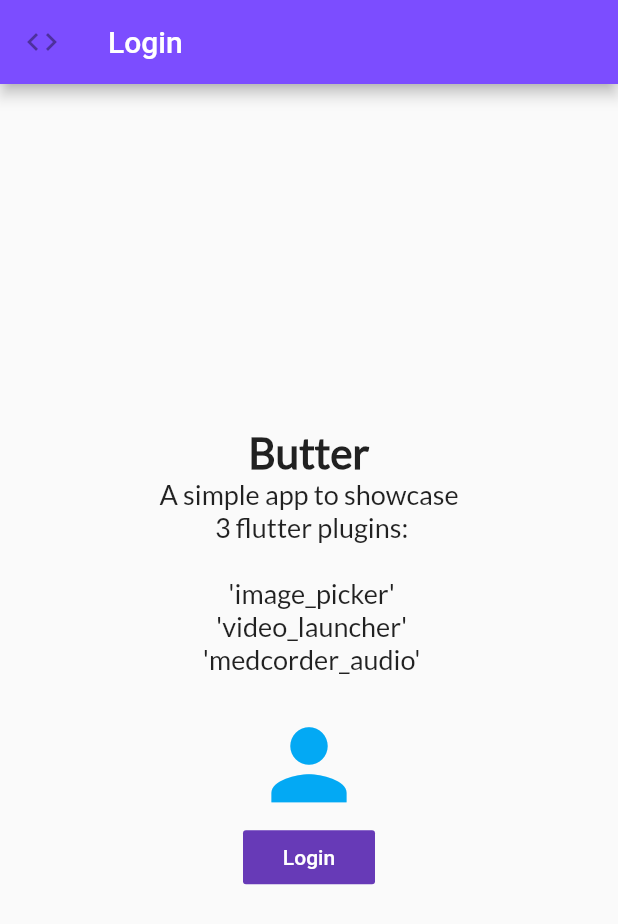
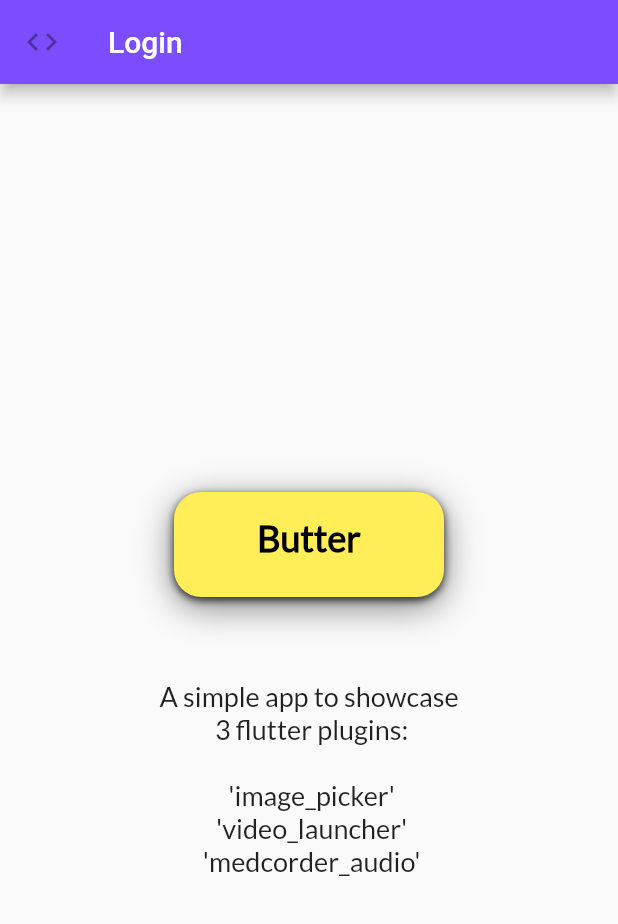
Before and after one commit to nisdis/butter, a Flutter app: the screen it shows after launch, on a phone screen of 412 x 824 dp. Shown: the top 924 px of the screen. Run offline on Flutter 3.47's test engine with Material 2 defaults, Android fonts, the phone set to English and light mode, and no system bars; our stand-ins replace image_picker; missing offline and left inert: medcorder_audio, video_launcher.

Commit message:
Some UI changes

```diff
--- a/lib/main.dart
+++ b/lib/main.dart
@@ -28,8 +28,65 @@ const String words = "A simple app to showcase \n 3 flutter plugins:\n\n 'image_
 class HomePage extends StatelessWidget {
 
 
+
+
   @override
   Widget build(BuildContext context){
+
+    TextStyle bold24Roboto = new TextStyle(
+      color: Colors.black,
+      fontSize: 24.0,
+      fontWeight: FontWeight.w900,
+
+      fontFamily: "Lato",
+    );
+
+    _handleTap () {
+      print('butter was tapped');
+      Navigator.of(context).pushNamed("/Tabs");
+    }
+
+    var container = new Container( // grey box
+        child: new Center(
+          child: new GestureDetector(
+          onTap: _handleTap,
+          child: new Container( // red circle
+            child: new Text(
+              "Butter \n ",
+              style: bold24Roboto,
+              textAlign: TextAlign.center,
+            ),
+            foregroundDecoration: new BoxDecoration(
+            ),
+            decoration: new BoxDecoration(
+              color: Colors.yellow[400],
+              borderRadius: new BorderRadius.all(
+                const Radius.circular(18.0),
+              ),
+           boxShadow: <BoxShadow>[
+                      new BoxShadow (
+                        color: const Color(0xcc000000),
+                        offset: new Offset(0.0, 2.0),
+                        blurRadius: 4.0,
+                      ),
+                      new BoxShadow (
+                        color: const Color(0x80000000),
+                        offset: new Offset(0.0, 6.0),
+                        blurRadius: 20.0,
+                      ),
+                    ],
+              shape: BoxShape.rectangle,
+            ),
+            padding: new EdgeInsets.all(16.0),
+            width: 180.0,
+            height: 70.0,
+          ),
+          ),
+        ),
+        width: 520.0,
+        height: 180.0,
+        //color: Colors.grey[300],
+      );
     return new Scaffold(
       appBar: new AppBar(
         title: new Text("Login"),
@@ -44,19 +101,21 @@ class HomePage extends StatelessWidget {
       body: new Container(
         child: new Center(
           child: new Column(
+
             mainAxisAlignment: MainAxisAlignment.center ,
             children: <Widget>[
-              new Text(
-                "Butter",
-                textAlign: TextAlign.center ,
-                 style: new TextStyle(
-                   fontWeight: FontWeight.bold,
-                   fontFamily: "Lato",
-                   fontSize: 28.0,
-
-                 )
-
-              ),
+              // new Text(
+              //   "Butter",
+              //   textAlign: TextAlign.center ,
+              //    style: new TextStyle(
+              //      fontWeight: FontWeight.bold,
+              //      fontFamily: "Lato",
+              //      fontSize: 28.0,
+              //
+              //    )
+              //
+              // ),
+              container,
               new Text(
                 words,
                 textAlign: TextAlign.center ,
@@ -68,19 +127,19 @@ class HomePage extends StatelessWidget {
                  )
 
               ),
-            new Icon(
-              Icons.person,
-              color: Colors.lightBlue,
-              size: 75.0 ,
-            ),
-
-            new FlatButton(
-              onPressed: (){Navigator.of(context).pushNamed("/Tabs");},
-              color: Colors.deepPurple,
-              textColor: Colors.white ,
-              splashColor: Colors.green,
-              child: const Text('Login'),
-            ),
+            // new Icon(
+            //   Icons.person,
+            //   color: Colors.lightBlue,
+            //   size: 75.0 ,
+            // ),
+            //
+            // new FlatButton(
+            //   onPressed: (){Navigator.of(context).pushNamed("/Tabs");},
+            //   color: Colors.deepPurple,
+            //   textColor: Colors.white ,
+            //   splashColor: Colors.green,
+            //   child: const Text('Login'),
+            // ),
             ],
           )
         )
--- a/lib/tabs.dart
+++ b/lib/tabs.dart
@@ -106,7 +106,7 @@ class MyTabsState extends State<MyTabs> with SingleTickerProviderStateMixin {
           controller: controller,
           tabs: <Tab>[
             new Tab(icon: new Icon(Icons.camera_alt)),
-            new Tab(icon: new Icon(Icons.videocam)),
+            new Tab(icon: new Icon(Icons.movie)),
             new Tab(icon: new Icon(Icons.mic)),
           ]
         )
```
Also changed, not shown: lib/HomeTabs/Tab1.dart (+13 -14 lines), 4 other files.
